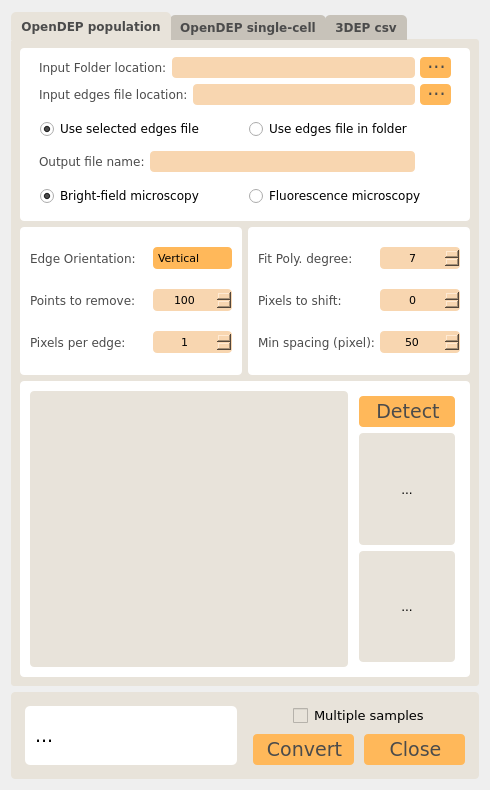
This is ui/convert.ui in IoanTivig/OpenDEP_Compute as Qt 5 draws it before an edit. The edited form follows.
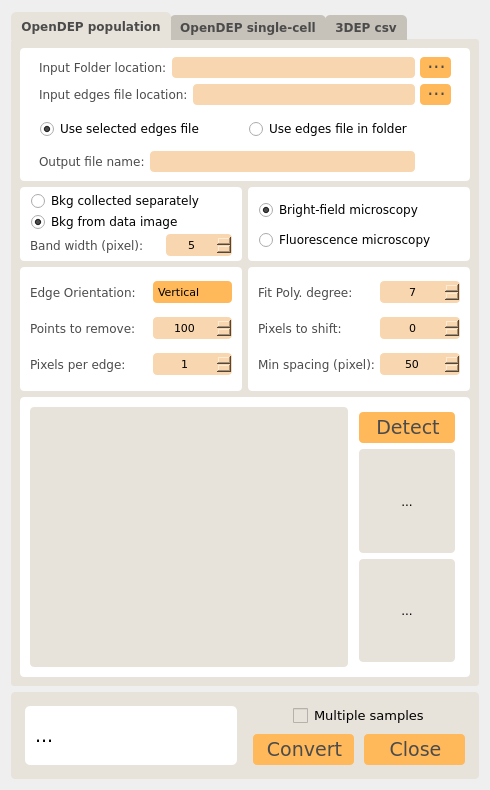
This is the edited form. Icons and pictures are not drawn. Custom widgets are drawn as their Qt base class.

Commit message: OpenDEP Compute v1.0.2 Added the option to compute OpenDEP Population whitout any need of bkg images obtained before DEP exposure. Enjoy!

The edit to the form file:
```diff
--- a/ui/convert.ui
+++ b/ui/convert.ui
@@ -141,7 +141,7 @@
       <attribute name="title">
        <string>OpenDEP population</string>
       </attribute>
-      <layout class="QVBoxLayout" name="verticalLayout_17" stretch="2,2,4">
+      <layout class="QVBoxLayout" name="verticalLayout_17" stretch="2,1,2,4">
        <item>
         <widget class="QFrame" name="verticalFrame_3">
          <property name="styleSheet">
@@ -507,17 +507,267 @@
             </item>
            </layout>
           </item>
+         </layout>
+        </widget>
+       </item>
           <item>
-           <widget class="QFrame" name="horizontalFrame_15">
-            <layout class="QHBoxLayout" name="horizontalLayout_26">
+        <layout class="QHBoxLayout" name="horizontalLayout_28" stretch="1,1">
+         <item>
+          <widget class="QFrame" name="gridFrame_3">
+           <property name="styleSheet">
+            <string notr="true">background-color: rgb(255, 255, 255);
+border-radius: 4px;</string>
+           </property>
+           <layout class="QVBoxLayout" name="verticalLayout_2" stretch="1,1,1">
              <property name="spacing">
               <number>5</number>
              </property>
              <property name="leftMargin">
               <number>10</number>
              </property>
+            <property name="topMargin">
+             <number>5</number>
+            </property>
              <property name="rightMargin">
               <number>10</number>
+            </property>
+            <property name="bottomMargin">
+             <number>5</number>
+            </property>
+            <item>
+             <widget class="QRadioButton" name="qtvar_convertImages_radio_population_bkg_separately">
+              <property name="font">
+               <font>
+                <family>Verdana</family>
+                <pointsize>9</pointsize>
+                <weight>50</weight>
+                <bold>false</bold>
+               </font>
+              </property>
+              <property name="styleSheet">
+               <string notr="true">QRadioButton::indicator
+{
+width: 15px;
+height: 15px;
+
+}
+
+QRadioButton::indicator::unchecked
+{
+	image: url(:/ui/resources/radiobutton/radiobutton_unchecked.png);
+}
+
+QRadioButton::indicator:unchecked:hover
+{
+    image: url(:/ui//resources/radiobutton/radiobutton_unchecked_hover.png);
+}
+
+QRadioButton::indicator:unchecked:pressed
+{
+    image: url(:/ui//resources/radiobutton/radiobutton_unchecked_pressed.png);
+}
+
+QRadioButton::indicator::checked 
+{
+    image: url(:/ui//resources/radiobutton/radiobutton_checked.png);
+}
+
+QRadioButton::indicator:checked:hover 
+{
+    image: url(:/ui//resources/radiobutton/radiobutton_checked_hover.png);
+}
+
+QRadioButton::indicator:checked:pressed 
+{
+    image: url(:/ui//resources/radiobutton/radiobutton_checked_pressed.png);
+}</string>
+              </property>
+              <property name="text">
+               <string>Bkg collected separately</string>
+              </property>
+              <property name="checked">
+               <bool>false</bool>
+              </property>
+             </widget>
+            </item>
+            <item>
+             <widget class="QRadioButton" name="qtvar_convertImages_radio_population_bkg_data">
+              <property name="font">
+               <font>
+                <family>Verdana</family>
+                <pointsize>9</pointsize>
+                <weight>50</weight>
+                <bold>false</bold>
+               </font>
+              </property>
+              <property name="styleSheet">
+               <string notr="true">QRadioButton::indicator
+{
+width: 15px;
+height: 15px;
+
+}
+
+QRadioButton::indicator::unchecked
+{
+	image: url(:/ui/resources/radiobutton/radiobutton_unchecked.png);
+}
+
+QRadioButton::indicator:unchecked:hover
+{
+    image: url(:/ui//resources/radiobutton/radiobutton_unchecked_hover.png);
+}
+
+QRadioButton::indicator:unchecked:pressed
+{
+    image: url(:/ui//resources/radiobutton/radiobutton_unchecked_pressed.png);
+}
+
+QRadioButton::indicator::checked 
+{
+    image: url(:/ui//resources/radiobutton/radiobutton_checked.png);
+}
+
+QRadioButton::indicator:checked:hover 
+{
+    image: url(:/ui//resources/radiobutton/radiobutton_checked_hover.png);
+}
+
+QRadioButton::indicator:checked:pressed 
+{
+    image: url(:/ui//resources/radiobutton/radiobutton_checked_pressed.png);
+}</string>
+              </property>
+              <property name="text">
+               <string>Bkg from data image</string>
+              </property>
+              <property name="checked">
+               <bool>true</bool>
+              </property>
+             </widget>
+            </item>
+            <item>
+             <layout class="QHBoxLayout" name="horizontalLayout" stretch="2,1">
+              <item>
+               <widget class="QLabel" name="label_106">
+                <property name="font">
+                 <font>
+                  <family>Verdana</family>
+                  <pointsize>9</pointsize>
+                  <weight>50</weight>
+                  <italic>false</italic>
+                  <bold>false</bold>
+                 </font>
+                </property>
+                <property name="styleSheet">
+                 <string notr="true">color: rgb(75, 75, 75);</string>
+                </property>
+                <property name="text">
+                 <string>Band width (pixel):</string>
+                </property>
+               </widget>
+              </item>
+              <item>
+               <widget class="QSpinBox" name="qtvar_convertImages_population_spin_bkgbandwidth">
+                <property name="minimumSize">
+                 <size>
+                  <width>0</width>
+                  <height>22</height>
+                 </size>
+                </property>
+                <property name="font">
+                 <font>
+                  <family>Verdana</family>
+                  <pointsize>8</pointsize>
+                 </font>
+                </property>
+                <property name="layoutDirection">
+                 <enum>Qt::LeftToRight</enum>
+                </property>
+                <property name="styleSheet">
+                 <string notr="true">QSpinBox {
+background-color: rgb(248, 214, 176);
+border-radius: 4px;
+padding: 0px 2px 0px 2px;
+border-width: 3;
+}
+
+QSpinBox:hover {
+background-color: rgb(255, 184, 90);
+}
+
+QSpinBox:selected {
+background-color: rgb(255, 184, 90);
+}
+
+QSpinBox::up-button {
+subcontrol-origin: border;
+subcontrol-position: right;
+image: url(:/ui/resources/spinbox/spinbox_hover_right.png);
+ }
+
+QSpinBox::down-button {
+subcontrol-origin: border;
+subcontrol-position: left;
+image: url(:/ui/resources/spinbox/spinbox_hover_left.png);
+ }
+
+QSpinBox::up-button:hover {
+image: url(:/ui/resources/spinbox/spinbox_right.png);
+ }
+
+QSpinBox::down-button:hover {
+image: url(:/ui/resources/spinbox/spinbox_left.png);	
+ }
+
+QSpinBox::up-button:pressed {
+image: url(:/ui/resources/spinbox/spinbox_pressed_right.png);
+}
+
+QSpinBox::down-button:pressed {
+image: url(:/ui/resources/spinbox/spinbox_pressed_left.png);
+ }</string>
+                </property>
+                <property name="alignment">
+                 <set>Qt::AlignCenter</set>
+                </property>
+                <property name="minimum">
+                 <number>2</number>
+                </property>
+                <property name="maximum">
+                 <number>1000</number>
+                </property>
+                <property name="value">
+                 <number>5</number>
+                </property>
+               </widget>
+              </item>
+             </layout>
+            </item>
+           </layout>
+          </widget>
+         </item>
+         <item>
+          <widget class="QFrame" name="gridFrame_4">
+           <property name="styleSheet">
+            <string notr="true">background-color: rgb(255, 255, 255);
+border-radius: 4px;</string>
+           </property>
+           <layout class="QVBoxLayout" name="verticalLayout_3" stretch="1,1">
+            <property name="spacing">
+             <number>5</number>
+            </property>
+            <property name="leftMargin">
+             <number>10</number>
+            </property>
+            <property name="topMargin">
+             <number>5</number>
+            </property>
+            <property name="rightMargin">
+             <number>10</number>
+            </property>
+            <property name="bottomMargin">
+             <number>5</number>
              </property>
              <item>
               <widget class="QRadioButton" name="qtvar_convertImages_radio_population_brightfieldmc">
@@ -632,7 +882,6 @@
            </widget>
           </item>
          </layout>
-        </widget>
        </item>
        <item>
         <layout class="QHBoxLayout" name="horizontalLayout_24" stretch="1,1">
```
Lines whose indentation alone changed are shown as unchanged. The commit also changes 8 other files.
